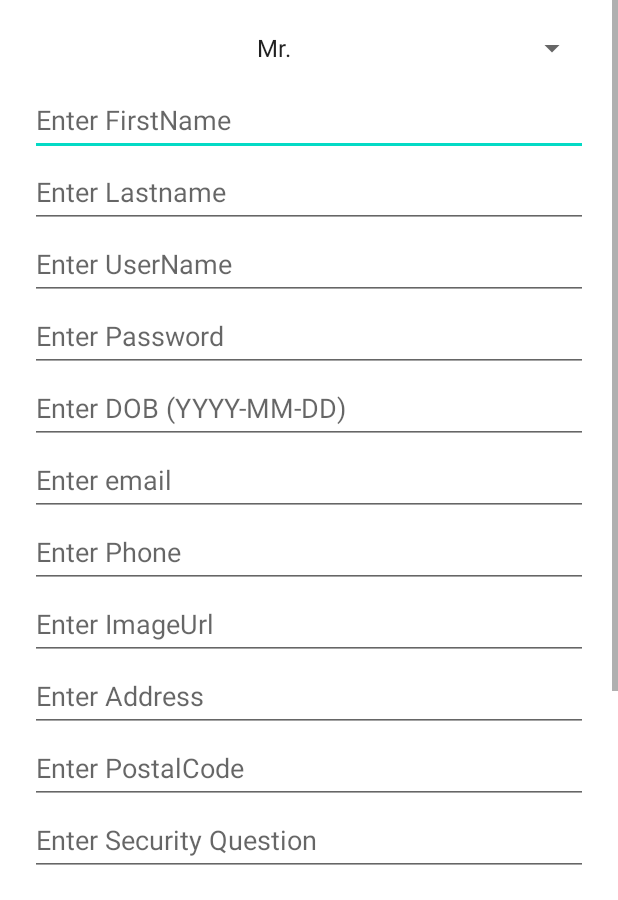
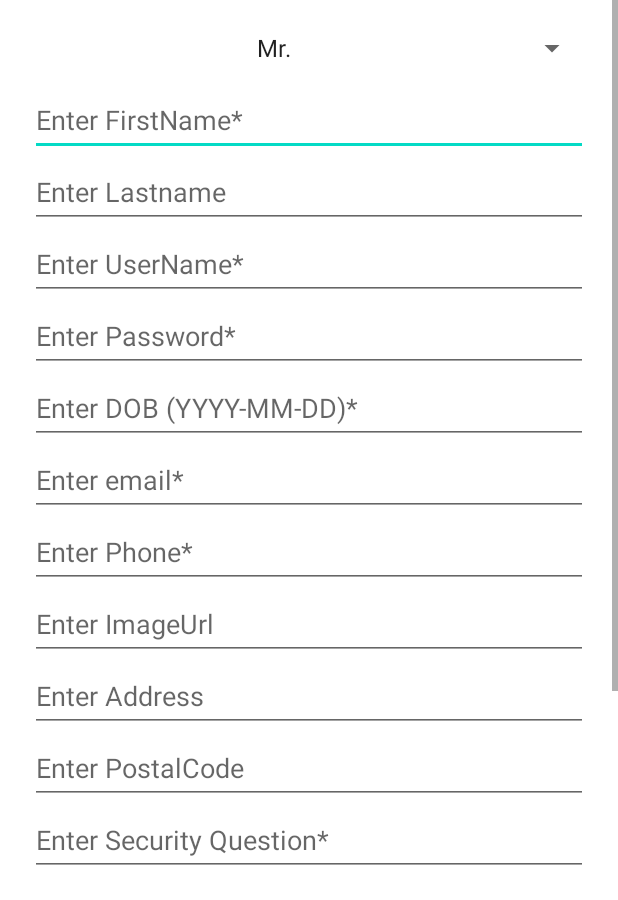
Before and after one commit to jasshu01/My-Ultimate-App, an Android app: the SignupPage screen opened directly, with no data from a screen before it, on a phone screen of 412 x 824 dp. Shown: the part 330-1230 px from the top of the screen. Run offline under Robolectric (Android 15) with nearby library versions, the phone set to English and light mode, and no system bars.

```diff
--- a/app/src/main/res/layout/activity_signup_page.xml
+++ b/app/src/main/res/layout/activity_signup_page.xml
@@ -54,7 +54,7 @@
                 android:layout_width="match_parent"
                 android:layout_height="wrap_content"
                 android:ems="10"
-                android:hint="Enter FirstName"
+                android:hint="Enter FirstName*"
                 android:inputType="textPersonName"
                 android:minHeight="48dp" />
 
@@ -72,7 +72,7 @@
                 android:layout_width="match_parent"
                 android:layout_height="wrap_content"
                 android:ems="10"
-                android:hint="Enter UserName"
+                android:hint="Enter UserName*"
                 android:inputType="textPersonName"
                 android:minHeight="48dp" />
 
@@ -81,7 +81,7 @@
                 android:layout_width="match_parent"
                 android:layout_height="wrap_content"
                 android:ems="10"
-                android:hint="Enter Password"
+                android:hint="Enter Password*"
                 android:inputType="textPassword"
                 android:minHeight="48dp" />
 
@@ -90,7 +90,7 @@
                 android:layout_width="match_parent"
                 android:layout_height="wrap_content"
                 android:ems="10"
-                android:hint="Enter DOB (YYYY-MM-DD)"
+                android:hint="Enter DOB (YYYY-MM-DD)*"
                 android:inputType="date"
                 android:minHeight="48dp" />
 
@@ -99,7 +99,7 @@
                 android:layout_width="match_parent"
                 android:layout_height="wrap_content"
                 android:ems="10"
-                android:hint="Enter email"
+                android:hint="Enter email*"
                 android:inputType="textEmailAddress"
                 android:minHeight="48dp" />
 
@@ -108,7 +108,7 @@
                 android:layout_width="match_parent"
                 android:layout_height="wrap_content"
                 android:ems="10"
-                android:hint="Enter Phone"
+                android:hint="Enter Phone*"
                 android:inputType="phone"
                 android:minHeight="48dp" />
 
@@ -144,7 +144,7 @@
                 android:layout_width="match_parent"
                 android:layout_height="wrap_content"
                 android:ems="10"
-                android:hint="Enter Security Question"
+                android:hint="Enter Security Question*"
                 android:inputType="textPersonName"
                 android:minHeight="48dp" />
 
@@ -153,7 +153,7 @@
                 android:layout_width="match_parent"
                 android:layout_height="wrap_content"
                 android:ems="10"
-                android:hint="Enter Security Answer"
+                android:hint="Enter Security Answer*"
                 android:inputType="textPersonName"
                 android:minHeight="48dp" />
 
```
Also changed, not shown: app/src/main/java/com/example/myultimateapp/SignupPage.java (+91 -30 lines).
